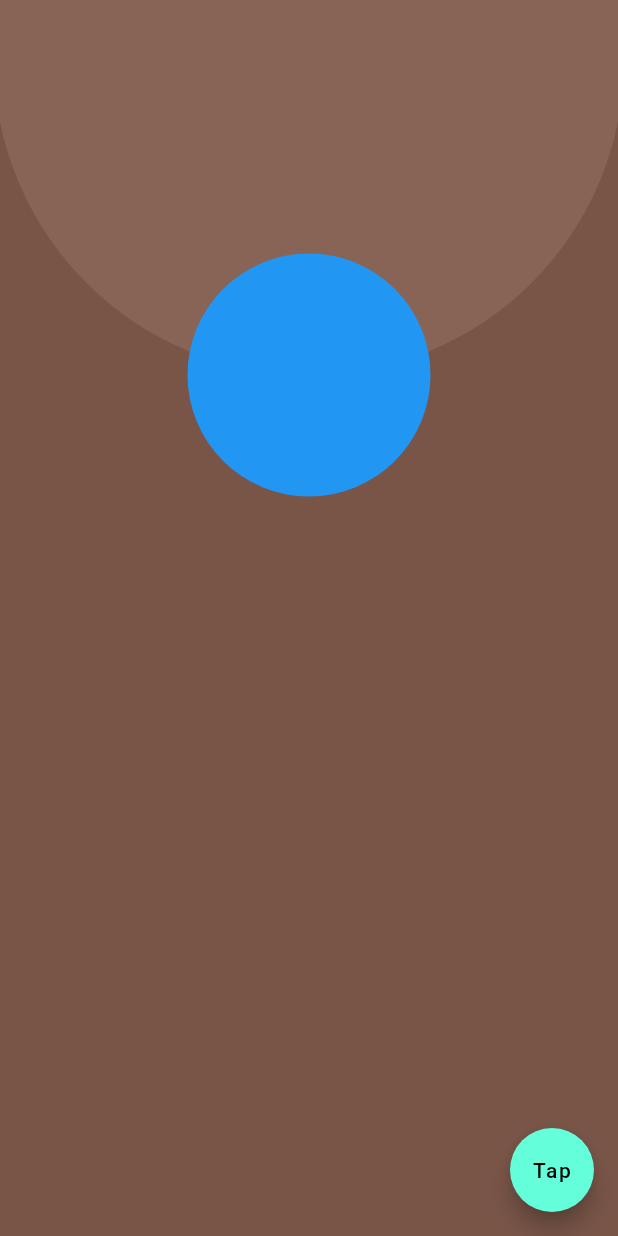
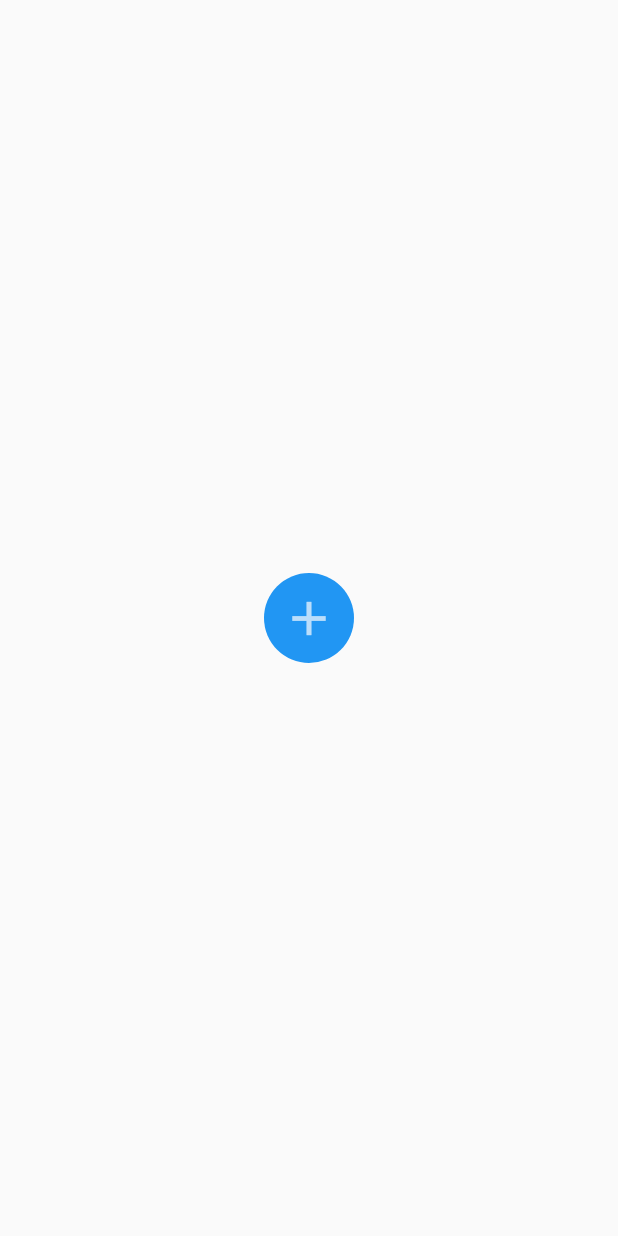
Before and after one commit to fadi-flutter/Flutter-Animation, a Flutter app: the screen it shows after launch, on a phone screen of 412 x 824 dp. Run offline on Flutter 3.47's test engine with Material 2 defaults, Android fonts, the phone set to English and light mode, and no system bars.

Commit message:
added transtion screen and animation

```diff
--- /dev/null
+++ b/lib/transition_animation.dart
@@ -0,0 +1,88 @@
+import 'package:flutter/material.dart';
+
+class Page1 extends StatefulWidget {
+  const Page1({super.key});
+
+  @override
+  State<Page1> createState() => _Page1State();
+}
+
+class _Page1State extends State<Page1> with SingleTickerProviderStateMixin {
+  late AnimationController _controller;
+  late Animation<double> _animation;
+
+  @override
+  void initState() {
+    super.initState();
+    _controller =
+        AnimationController(vsync: this, duration: const Duration(seconds: 2));
+    _animation = Tween<double>(begin: 1, end: 20).animate(_controller);
+  }
+
+  bool visible = true;
+  @override
+  Widget build(BuildContext context) {
+    _controller.reset();
+    visible = true;
+    return Scaffold(
+      body: Center(
+        child: InkWell(
+          onTap: () {
+            visible = false;
+            _controller.animateTo(1, curve: Curves.ease);
+          },
+          child: AnimatedBuilder(
+            animation: _controller,
+            builder: (context, child) {
+              return Transform.scale(
+                scale: _animation.value,
+                child: CircleAvatar(
+                  radius: 30,
+                  backgroundColor: Colors.blue,
+                  child: Visibility(
+                    visible: visible,
+                    child: const Icon(
+                      Icons.add,
+                      size: 38,
+                    ),
+                  ),
+                ),
+              );
+            },
+          ),
+        ),
+      ),
+    );
+  }
+}
+
+class Page2 extends StatelessWidget {
+  const Page2({super.key});
+
+  @override
+  Widget build(BuildContext context) {
+    return Scaffold(
+      backgroundColor: Colors.blue,
+      body: Center(
+        child: Column(
+          mainAxisAlignment: MainAxisAlignment.center,
+          children: [
+            InkWell(
+              onTap: () {
+                Navigator.of(context).pop();
+              },
+              child: const CircleAvatar(
+                radius: 30,
+                backgroundColor: Colors.white,
+                child: Icon(
+                  Icons.remove,
+                  size: 38,
+                ),
+              ),
+            ),
+          ],
+        ),
+      ),
+    );
+  }
+}
```
Also changed, not shown: lib/animated_list.dart (renamed from lib/animated_container.dart, +5 -5 lines), lib/heart_animation.dart (added, +71 -0 lines), lib/main.dart (+3 -79 lines), lib/painter.dart (deleted, +0 -86 lines).
